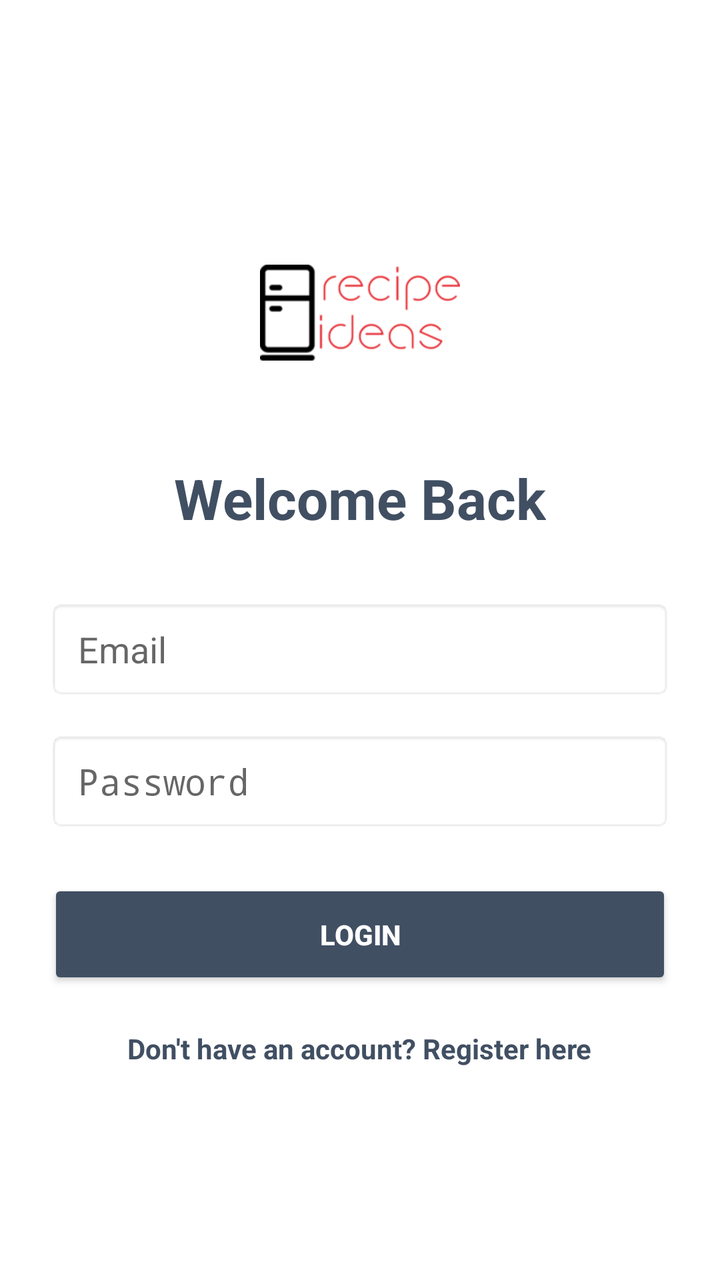
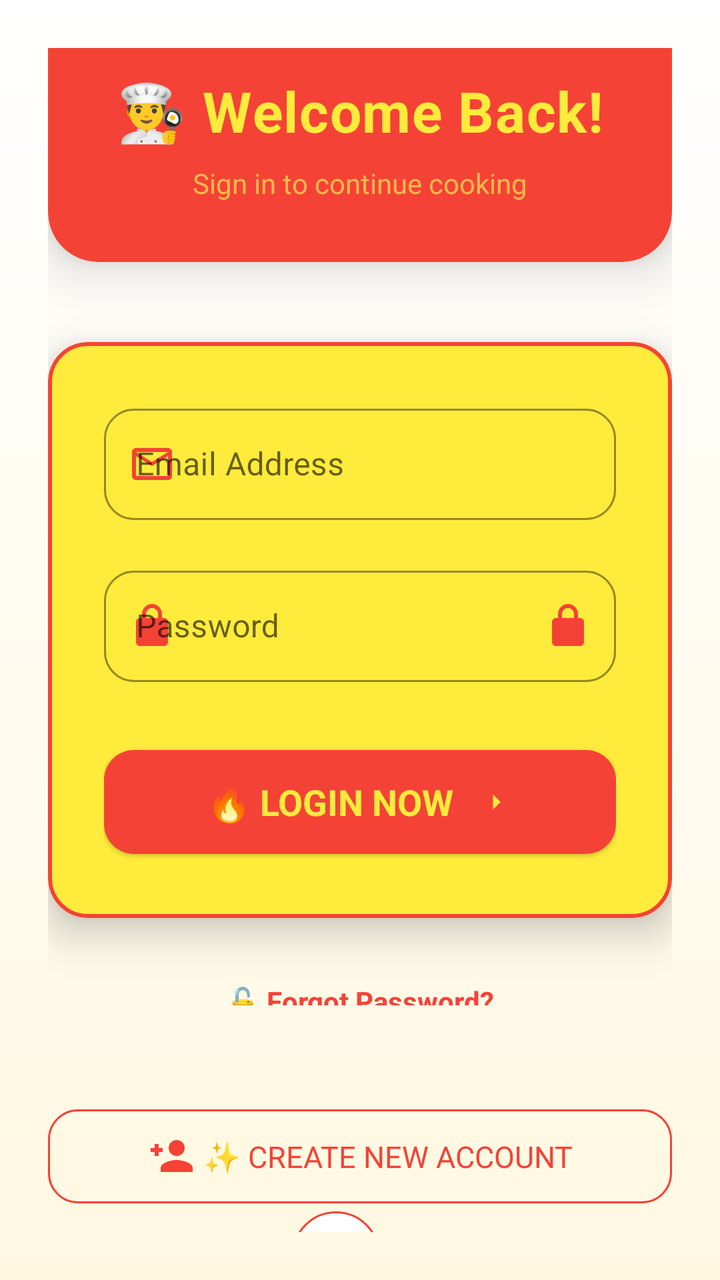

Two renders of the same Android screen: before a commit and after it. Below are the layout's source before the change and the commit's diff.
<!-- AndroidManifest.xml: application theme AppTheme -->
<!-- res/layout/activity_user_login.xml -->
<?xml version="1.0" encoding="utf-8"?>
<LinearLayout xmlns:android="http://schemas.android.com/apk/res/android"
    android:layout_width="match_parent"
    android:layout_height="match_parent"
    android:orientation="vertical"
    android:padding="24dp"
    android:gravity="center"
    android:background="@android:color/white">

    <ImageView
        android:layout_width="100dp"
        android:layout_height="100dp"
        android:src="@drawable/logo"
        android:layout_marginBottom="24dp"/>

    <TextView
        android:layout_width="wrap_content"
        android:layout_height="wrap_content"
        android:text="Welcome Back"
        android:textSize="28sp"
        android:textStyle="bold"
        android:textColor="@color/colorAccent_deepBlue"
        android:layout_marginBottom="32dp"/>

    <EditText
        android:id="@+id/et_login_email"
        android:layout_width="match_parent"
        android:layout_height="50dp"
        android:hint="Email"
        android:inputType="textEmailAddress"
        android:paddingLeft="15dp"
        android:background="@android:drawable/editbox_background_normal"
        android:layout_marginBottom="16dp"/>

    <EditText
        android:id="@+id/et_login_password"
        android:layout_width="match_parent"
        android:layout_height="50dp"
        android:hint="Password"
        android:inputType="textPassword"
        android:paddingLeft="15dp"
        android:background="@android:drawable/editbox_background_normal"
        android:layout_marginBottom="24dp"/>

    <Button
        android:id="@+id/btn_login_user"
        android:layout_width="match_parent"
        android:layout_height="55dp"
        android:text="LOGIN"
        android:textColor="@android:color/white"
        android:backgroundTint="@color/colorAccent_deepBlue"
        android:textStyle="bold"/>

    <TextView
        android:id="@+id/tv_go_to_register"
        android:layout_width="wrap_content"
        android:layout_height="wrap_content"
        android:text="Don't have an account? Register here"
        android:layout_marginTop="20dp"
        android:textColor="@color/colorAccent_deepBlue"
        android:textSize="14sp"
        android:textStyle="bold"
        android:clickable="true"
        android:focusable="true"
        android:background="?attr/selectableItemBackground"/>

</LinearLayout>
<!-- resources referenced by this layout -->
<resources>
  <color name="colorAccent_deepBlue">#414f63</color>
  <style name="AppTheme" parent="Theme.AppCompat.Light.DarkActionBar">
          
          <item name="colorPrimary">@color/colorPrimary</item>
          <item name="colorPrimaryDark">@color/colorPrimaryDark</item>
          <item name="colorAccent">@color/colorAccent</item>
      </style>
  <color name="colorPrimary">#f06373</color>
  <color name="colorPrimaryDark">#cc4053</color>
  <color name="colorAccent">#3ad0d8</color>
  <!-- unchanged entries left out for length: 1 -->
</resources>

<!-- the commit's change to res/layout/activity_user_login.xml (unified diff, before → after) -->
@@ -1,67 +1,249 @@
 <?xml version="1.0" encoding="utf-8"?>
 <LinearLayout xmlns:android="http://schemas.android.com/apk/res/android"
+    xmlns:app="http://schemas.android.com/apk/res-auto"
     android:layout_width="match_parent"
     android:layout_height="match_parent"
     android:orientation="vertical"
     android:padding="24dp"
     android:gravity="center"
-    android:background="@android:color/white">
-
-    <ImageView
-        android:layout_width="100dp"
-        android:layout_height="100dp"
-        android:src="@drawable/logo"
-        android:layout_marginBottom="24dp"/>
-
+    android:background="@drawable/login_gradient_bg">
+
+    
+    <com.google.android.material.card.MaterialCardView
+        android:layout_width="match_parent"
+        android:layout_height="wrap_content"
+        android:layout_marginBottom="40dp"
+        app:cardBackgroundColor="@color/red_primary"
+        app:cardCornerRadius="25dp"
+        app:cardElevation="16dp">
+
+        <LinearLayout
+            android:layout_width="match_parent"
+            android:layout_height="wrap_content"
+            android:gravity="center"
+            android:orientation="vertical"
+            android:padding="30dp">
+
+            <ImageView
+                android:layout_width="80dp"
+                android:layout_height="80dp"
+                android:layout_marginBottom="16dp"
+                android:src="@drawable/logo"
+                app:tint="@color/admin_red_dark" />
+
+            <TextView
+                android:layout_width="wrap_content"
+                android:layout_height="wrap_content"
+                android:letterSpacing="0.02"
+                android:text="👨‍🍳 Welcome Back!"
+                android:textColor="@color/bright_yellow"
+                android:textSize="28sp"
+                android:textStyle="bold" />
+
+            <TextView
+                android:layout_width="wrap_content"
+                android:layout_height="wrap_content"
+                android:layout_marginTop="8dp"
+                android:text="Sign in to continue cooking"
+                android:textColor="#FFB74D"
+                android:textSize="14sp" />
+        </LinearLayout>
+    </com.google.android.material.card.MaterialCardView>
+
+    
+    <com.google.android.material.card.MaterialCardView
+        android:layout_width="match_parent"
+        android:layout_height="wrap_content"
+        android:layout_marginBottom="20dp"
+        app:cardBackgroundColor="@color/bright_yellow_card"
+        app:cardCornerRadius="20dp"
+        app:cardElevation="12dp"
+        app:strokeColor="@color/red_primary"
+        app:strokeWidth="2dp">
+
+        <LinearLayout
+            android:layout_width="match_parent"
+            android:layout_height="wrap_content"
+            android:orientation="vertical"
+            android:padding="28dp">
+
+            
+            <com.google.android.material.textfield.TextInputLayout
+                style="@style/Widget.MaterialComponents.TextInputLayout.OutlinedBox"
+                android:layout_width="match_parent"
+                android:layout_height="wrap_content"
+                android:layout_marginBottom="20dp"
+                app:boxCornerRadiusBottomEnd="15dp"
+                app:boxCornerRadiusBottomStart="15dp"
+                app:boxCornerRadiusTopEnd="15dp"
+                app:boxCornerRadiusTopStart="15dp"
+                app:boxStrokeColor="@color/red_primary"
+                app:endIconDrawable="@drawable/ic_email_red"
+                app:endIconTint="@color/red_primary"
+                app:hintTextColor="@color/red_primary"
+                app:startIconDrawable="@drawable/ic_email_red"
+                app:startIconTint="@color/red_primary">
+
+                <com.google.android.material.textfield.TextInputEditText
+                    android:id="@+id/et_login_email"
+                    android:layout_width="match_parent"
+                    android:layout_height="wrap_content"
+                    android:hint="Email Address"
+                    android:inputType="textEmailAddress"
+                    android:textColor="@color/black"
+                    android:textColorHint="#99000000"
+                    android:textSize="16sp" />
+            </com.google.android.material.textfield.TextInputLayout>
+
+            
+            <com.google.android.material.textfield.TextInputLayout
+                style="@style/Widget.MaterialComponents.TextInputLayout.OutlinedBox"
+                android:layout_width="match_parent"
+                android:layout_height="wrap_content"
+                android:layout_marginBottom="30dp"
+                app:boxCornerRadiusBottomEnd="15dp"
+                app:boxCornerRadiusBottomStart="15dp"
+                app:boxCornerRadiusTopEnd="15dp"
+                app:boxCornerRadiusTopStart="15dp"
+                app:boxStrokeColor="@color/red_primary"
+                app:endIconDrawable="@drawable/ic_lock_red"
+                app:endIconTint="@color/red_primary"
+                app:hintTextColor="@color/red_primary"
+                app:passwordToggleEnabled="true"
+                app:passwordToggleTint="@color/red_primary"
+                app:startIconDrawable="@drawable/ic_lock_red"
+                app:startIconTint="@color/red_primary">
+
+                <com.google.android.material.textfield.TextInputEditText
+                    android:id="@+id/et_login_password"
+                    android:layout_width="match_parent"
+                    android:layout_height="wrap_content"
+                    android:hint="Password"
+                    android:inputType="textPassword"
+                    android:textColor="@color/black"
+                    android:textColorHint="#99000000"
+                    android:textSize="16sp" />
+            </com.google.android.material.textfield.TextInputLayout>
+
+            
+            <com.google.android.material.button.MaterialButton
+                android:id="@+id/btn_login_user"
+                style="@style/Widget.Material3.Button.ElevatedButton"
+                android:layout_width="match_parent"
+                android:layout_height="60dp"
+                android:elevation="10dp"
+                android:text="🔥 LOGIN NOW"
+                android:textColor="@color/bright_yellow"
+                android:textSize="18sp"
+                android:textStyle="bold"
+                app:backgroundTint="@color/red_primary"
+                app:cornerRadius="15dp"
+                app:icon="@drawable/ic_login_arrow"
+                app:iconGravity="textEnd"
+                app:iconPadding="12dp"
+                app:iconTint="@color/bright_yellow"
+                app:rippleColor="@color/bright_red" />
+
+        </LinearLayout>
+    </com.google.android.material.card.MaterialCardView>
+
+    
     <TextView
-        android:layout_width="wrap_content"
-        android:layout_height="wrap_content"
-        android:text="Welcome Back"
-        android:textSize="28sp"
-        android:textStyle="bold"
-        android:textColor="@color/colorAccent_deepBlue"
-        android:layout_marginBottom="32dp"/>
-
-    <EditText
-        android:id="@+id/et_login_email"
-        android:layout_width="match_parent"
-        android:layout_height="50dp"
-        android:hint="Email"
-        android:inputType="textEmailAddress"
-        android:paddingLeft="15dp"
-        android:background="@android:drawable/editbox_background_normal"
-        android:layout_marginBottom="16dp"/>
-
-    <EditText
-        android:id="@+id/et_login_password"
-        android:layout_width="match_parent"
-        android:layout_height="50dp"
-        android:hint="Password"
-        android:inputType="textPassword"
-        android:paddingLeft="15dp"
-        android:background="@android:drawable/editbox_background_normal"
-        android:layout_marginBottom="24dp"/>
-
-    <Button
-        android:id="@+id/btn_login_user"
-        android:layout_width="match_parent"
-        android:layout_height="55dp"
-        android:text="LOGIN"
-        android:textColor="@android:color/white"
-        android:backgroundTint="@color/colorAccent_deepBlue"
-        android:textStyle="bold"/>
-
-    <TextView
-        android:id="@+id/tv_go_to_register"
-        android:layout_width="wrap_content"
-        android:layout_height="wrap_content"
-        android:text="Don't have an account? Register here"
-        android:layout_marginTop="20dp"
-        android:textColor="@color/colorAccent_deepBlue"
+        android:id="@+id/tv_forgot_password"
+        android:layout_width="wrap_content"
+        android:layout_height="wrap_content"
+        android:layout_marginTop="12dp"
+        android:background="?attr/selectableItemBackground"
+        android:text="🔓 Forgot Password?"
         android:textSize="14sp"
         android:textStyle="bold"
         android:clickable="true"
         android:focusable="true"
-        android:background="?attr/selectableItemBackground"/>
+        android:textColor="@color/red_primary" />
+
+    
+    <LinearLayout
+        android:layout_width="match_parent"
+        android:layout_height="wrap_content"
+        android:layout_marginTop="24dp"
+        android:layout_marginBottom="24dp"
+        android:gravity="center"
+        android:orientation="horizontal">
+
+        <View
+            android:layout_width="0dp"
+            android:layout_height="1dp"
+            android:layout_weight="1"
+            android:background="@color/red_primary" />
+
+        <TextView
+            android:layout_width="wrap_content"
+            android:layout_height="wrap_content"
+            android:layout_marginHorizontal="12dp"
+            android:text="OR"
+            android:textColor="@color/dark_red"
+            android:textSize="12sp" />
+
+        <View
+            android:layout_width="0dp"
+            android:layout_height="1dp"
+            android:layout_weight="1"
+            android:background="@color/red_primary" />
+    </LinearLayout>
+
+    
+    <com.google.android.material.button.MaterialButton
+        android:id="@+id/tv_go_to_register"
+        style="@style/Widget.Material3.Button.OutlinedButton"
+        android:layout_width="match_parent"
+        android:layout_height="55dp"
+        android:text="✨ CREATE NEW ACCOUNT"
+        android:textColor="@color/red_primary"
+        android:textSize="15sp"
+        app:backgroundTint="@android:color/transparent"
+        app:cornerRadius="15dp"
+        app:icon="@drawable/ic_add_user"
+        app:iconGravity="textStart"
+        app:iconTint="@color/red_primary"
+        app:strokeColor="@color/red_primary"
+        app:strokeWidth="1dp" />
+
+    
+
+    <ImageView
+        android:layout_width="44dp"
+        android:layout_height="44dp"
+        android:layout_marginEnd="12dp"
+        android:background="@drawable/social_btn_bg"
+        android:clickable="true"
+        android:focusable="true"
+        android:padding="10dp"
+        android:src="@drawable/ic_google" />
+
+    <ImageView
+        android:layout_width="wrap_content"
+        android:layout_height="44dp"
+        android:background="@drawable/social_btn_bg"
+        android:clickable="true"
+        android:focusable="true"
+        android:padding="10dp"
+        android:src="@drawable/ic_facebook" />
+
+    <TextView
+        android:layout_width="wrap_content"
+        android:layout_height="wrap_content"
+        android:layout_marginTop="24dp"
+        android:text="Quick login with"
+        android:textColor="@color/dark_red"
+        android:textSize="12sp" />
+
+    <LinearLayout
+        android:layout_width="wrap_content"
+        android:layout_height="wrap_content"
+        android:layout_marginTop="12dp"
+        android:orientation="horizontal">
+
+    </LinearLayout>
+
 
 </LinearLayout>
<!-- resource entries referenced after the edit -->
@@ -1,15 +1,97 @@
 <!-- resources referenced by this layout -->
 <resources>
-  <color name="colorAccent_deepBlue">#414f63</color>
-  <style name="AppTheme" parent="Theme.AppCompat.Light.DarkActionBar">
-          
-          <item name="colorPrimary">@color/colorPrimary</item>
-          <item name="colorPrimaryDark">@color/colorPrimaryDark</item>
-          <item name="colorAccent">@color/colorAccent</item>
+  <color name="admin_red_dark">#D32F2F</color>
+  <color name="black">#000000</color>
+  <color name="bright_red">#FF5252</color>
+  <color name="bright_yellow">#FFEB3B</color>
+  <color name="bright_yellow_card">#FFEB3B</color>
+  <color name="dark_red">#C62828</color>
+  <color name="red_primary">#F44336</color>
+  <!-- drawable ic_add_user (drawable) -->
+  <vector xmlns:android="http://schemas.android.com/apk/res/android"
+      android:width="24dp"
+      android:height="24dp"
+      android:viewportWidth="24"
+      android:viewportHeight="24">
+      <path
+          android:fillColor="#FF000000"
+          android:pathData="M15,12c2.21,0 4,-1.79 4,-4s-1.79,-4 -4,-4 -4,1.79 -4,4 1.79,4 4,4zM6,10v2H4v-2H2v-2h2V6h2v2h2v2H6zM15,14c-2.67,0 -8,1.34 -8,4v2h16v-2c0,-2.66 -5.33,-4 -8,-4z" />
+  </vector>
+  <!-- drawable ic_email_red (drawable) -->
+  <vector xmlns:android="http://schemas.android.com/apk/res/android"
+      android:width="24dp"
+      android:height="24dp"
+      android:viewportWidth="24"
+      android:viewportHeight="24">
+      <path
+          android:fillColor="#FF000000"
+          android:pathData="M20,4H4c-1.1,0 -1.99,0.9 -1.99,2L2,18c0,1.1 0.9,2 2,2h16c1.1,0 2,-0.9 2,-2V6c0,-1.1 -0.9,-2 -2,-2zm0,14H4V8l8,5 8,-5v10zm-8,-7L4,6h16l-8,5z" />
+  </vector>
+  <!-- drawable ic_facebook (drawable) -->
+  <vector xmlns:android="http://schemas.android.com/apk/res/android"
+      android:width="24dp"
+      android:height="24dp"
+      android:viewportWidth="24"
+      android:viewportHeight="24">
+      <path
+          android:fillColor="#FF000000"
+          android:pathData="M5,3h14a2,2 0,0 1,2 2v14a2,2 0,0 1,-2 2H5a2,2 0,0 1,-2 -2V5a2,2 0,0 1,2 -2zm13,2h-2.5A3.5,3.5 0,0 0,12 8.5V11h-2v3h2v7h3v-7h3v-3h-3V9a1,1 0,0 1,1 -1h2V5z" />
+  </vector>
+  <!-- drawable ic_google (drawable) -->
+  <vector xmlns:android="http://schemas.android.com/apk/res/android"
+      android:width="24dp"
+      android:height="24dp"
+      android:viewportWidth="24"
+      android:viewportHeight="24">
+      <path
+          android:fillColor="#FF000000"
+          android:pathData="M12.545,10.239v3.821h5.445c-0.712,2.315 -2.647,3.972 -5.445,3.972 -3.332,0 -6.033,-2.701 -6.033,-6.032s2.701,-6.032 6.033,-6.032c1.498,0 2.866,0.549 3.921,1.453l2.814,-2.814C17.503,2.988 15.139,2 12.545,2 7.021,2 2.543,6.477 2.543,12s4.478,10 10.002,10c8.396,0 10.249,-7.85 9.426,-11.748l-9.426,-0.013z" />
+  </vector>
+  <!-- drawable ic_lock_red (drawable) -->
+  <?xml version="1.0" encoding="utf-8"?>
+  <vector xmlns:android="http://schemas.android.com/apk/res/android"
+      android:width="24dp"
+      android:height="24dp"
+      android:viewportWidth="24"
+      android:viewportHeight="24">
+      <path
+          android:fillColor="#F44336"
+          android:pathData="M18,8h-1V6c0,-2.76 -2.24,-5 -5,-5S7,3.24 7,6v2H6c-1.1,0 -2,0.9 -2,2v10c0,1.1 0.9,2 2,2h12c1.1,0 2,-0.9 2,-2V10c0,-1.1 -0.9,-2 -2,-2zM9,6c0,-1.66 1.34,-3 3,-3s3,1.34 3,3v2H9V6z" />
+  </vector>
+  <!-- drawable ic_login_arrow (drawable) -->
+  <vector xmlns:android="http://schemas.android.com/apk/res/android"
+      android:width="24dp"
+      android:height="24dp"
+      android:viewportWidth="24"
+      android:viewportHeight="24">
+      <path
+          android:fillColor="#FF000000"
+          android:pathData="M10,17l5,-5 -5,-5v10z" />
+  </vector>
+  <!-- drawable login_gradient_bg (drawable) -->
+  <?xml version="1.0" encoding="utf-8"?>
+  <shape xmlns:android="http://schemas.android.com/apk/res/android">
+      <gradient
+          android:angle="90"
+          android:endColor="#FFFFFF"
+          android:startColor="#FFF8E1" />
+  </shape>
+  <!-- drawable social_btn_bg (drawable) -->
+  <?xml version="1.0" encoding="utf-8"?>
+  <shape xmlns:android="http://schemas.android.com/apk/res/android">
+      <solid android:color="@android:color/white" />
+      <corners android:radius="22dp" />
+      <stroke
+          android:width="1dp"
+          android:color="#F44336" />
+  </shape>
+  <style name="AppTheme" parent="Theme.MaterialComponents.Light.NoActionBar">
+          <item name="colorPrimary">@color/red_primary</item>
+          <item name="colorPrimaryDark">@color/dark_red</item>
+          <item name="colorAccent">@color/bright_yellow</item>
+  
+          <item name="android:editTextStyle">@style/Widget.AppCompat.EditText</item>
       </style>
-  <color name="colorPrimary">#f06373</color>
-  <color name="colorPrimaryDark">#cc4053</color>
-  <color name="colorAccent">#3ad0d8</color>
   <!-- unchanged entries left out for length: 1 -->
 </resources>
 
